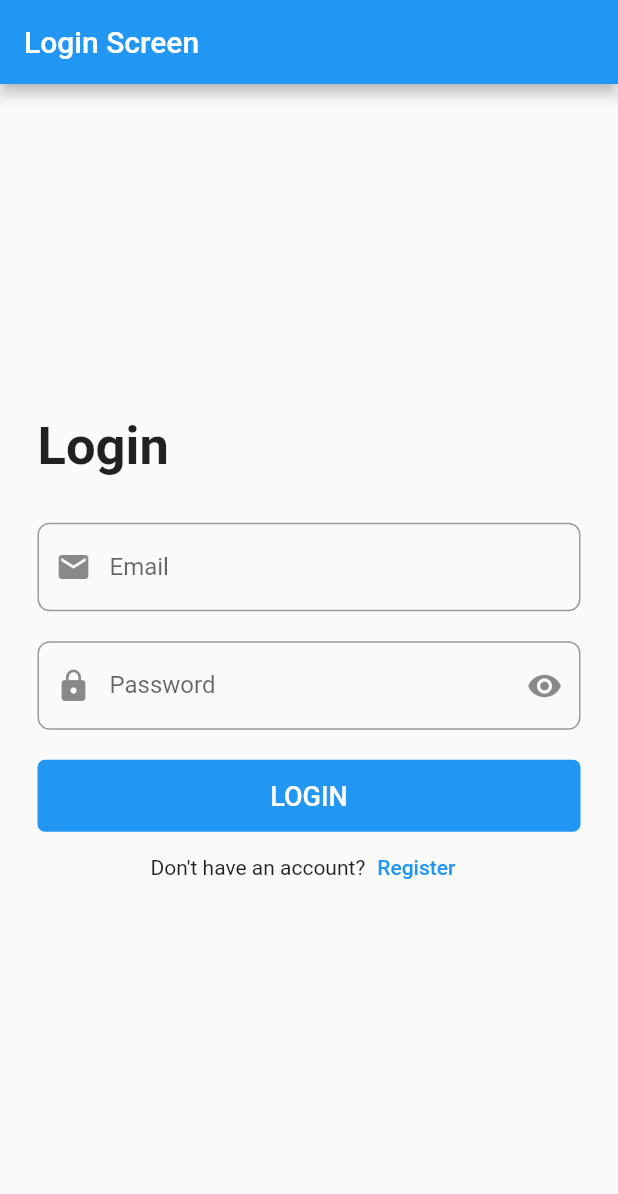
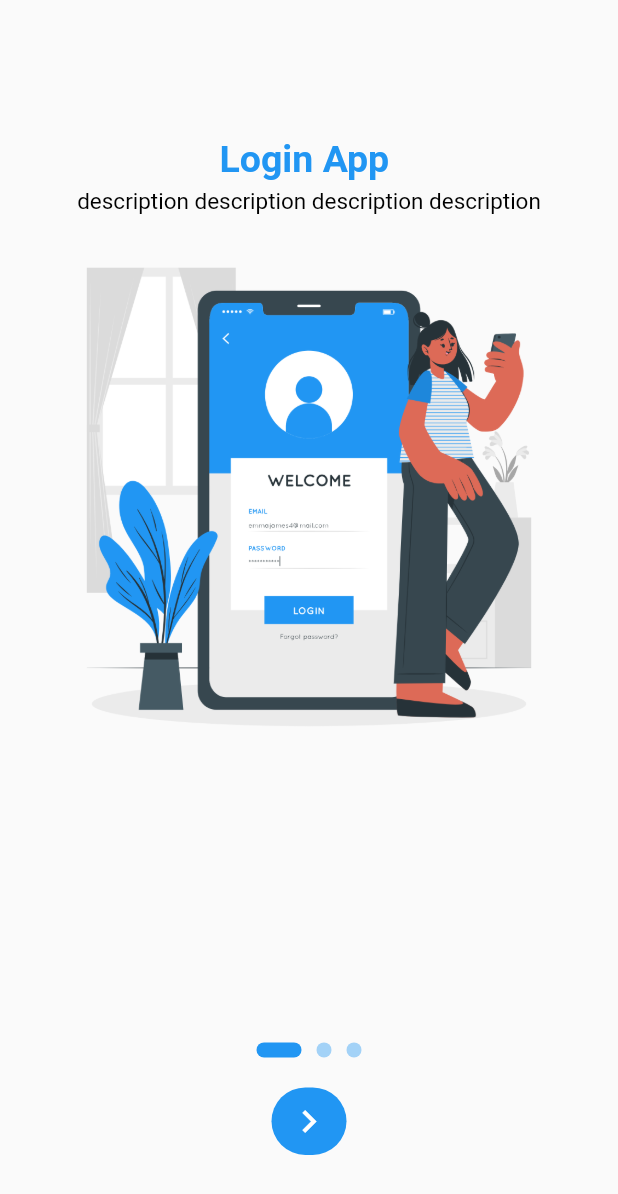
Before and after one commit to MohannedSohail/asyncprograming_Login, a Flutter app: the screen it shows after launch, on a phone screen of 412 x 824 dp. Shown: the top 1194 px of the screen. Run offline on Flutter 3.47's test engine with Material 2 defaults, Android fonts, the phone set to English and light mode, and no system bars; our stand-ins replace dots_indicator, flutter_svg, fluttertoast, font_awesome_flutter, shared_preferences; network calls fail.

Commit message:
PageView_update

```diff
--- a/lib/main.dart
+++ b/lib/main.dart
@@ -1,4 +1,5 @@
 import 'package:asyncprograming/sharedpreferanceswithlogin/login.dart';
+import 'package:asyncprograming/sharedpreferanceswithlogin/pageview.dart';
 import 'package:flutter/material.dart';
 
 import 'api/api1.dart';
@@ -9,7 +10,7 @@ import 'sharedpreferanceswithlogin/splash_screen.dart';
 
 void main() async{
 
-   runApp((MaterialApp(debugShowCheckedModeBanner: false,home:MySplashScreen())));
+   runApp(MyApp());
 
    var data= await fetchPosts();
      print(data['userId']);
@@ -28,19 +29,11 @@ class MyApp extends StatelessWidget {
   Widget build(BuildContext context) {
     return MaterialApp(
       title: 'Flutter Demo',
+      debugShowCheckedModeBanner: false,
       theme: ThemeData(
-        // This is the theme of your application.
-        //
-        // Try running your application with "flutter run". You'll see the
-        // application has a blue toolbar. Then, without quitting the app, try
-        // changing the primarySwatch below to Colors.green and then invoke
-        // "hot reload" (press "r" in the console where you ran "flutter run",
-        // or simply save your changes to "hot reload" in a Flutter IDE).
-        // Notice that the counter didn't reset back to zero; the application
-        // is not restarted.
-        primarySwatch: Colors.blue,
+          primarySwatch: Colors.blue,
       ),
-      home: MyHomePage(title: 'Flutter Demo Home Page'),
+      home: MySplashScreen(),
     );
   }
 }
--- /dev/null
+++ b/lib/sharedpreferanceswithlogin/drawindicator.dart
@@ -0,0 +1,29 @@
+import 'package:flutter/material.dart';
+
+class DrawIndicators extends StatelessWidget {
+  int repeatCount;
+  int currentInx;
+
+  DrawIndicators({required this.repeatCount, required this.currentInx});
+
+  @override
+  Widget build(BuildContext context) {
+    List<Widget> _temp = [];
+    for (int i = 0; i < repeatCount; i++) {
+      _temp.add(new AnimatedContainer(
+        width: currentInx == i ? 30 : 10,
+        height: 10,
+        decoration: BoxDecoration(
+            borderRadius: BorderRadius.circular(5),
+            color:
+                currentInx == i ? Colors.blue : Colors.blue.withOpacity(0.4)),
+        margin: EdgeInsets.symmetric(horizontal: 5),
+        duration: Duration(milliseconds: 300),
+      )); // and add our widget to the list
+    }
+    return new Row(
+      children: _temp,
+      mainAxisAlignment: MainAxisAlignment.center,
+    );
+  }
+}
--- a/lib/sharedpreferanceswithlogin/login.dart
+++ b/lib/sharedpreferanceswithlogin/login.dart
@@ -22,9 +22,7 @@ class Login extends StatelessWidget {
     log_email=_emailController.text;
     log_password=_passwordController.text;
 
-    return MaterialApp(
-      debugShowCheckedModeBanner: false,
-      home: Scaffold(
+    return Scaffold(
         appBar: AppBar(
           title: Text("Login Screen"),
         ),
@@ -125,8 +123,8 @@ class Login extends StatelessWidget {
             ),
           ),
         ),
-      ),
-    );
+      );
+
   }
 
   Future getData() async {
--- /dev/null
+++ b/lib/sharedpreferanceswithlogin/pageview.dart
@@ -0,0 +1,217 @@
+import 'package:asyncprograming/sharedpreferanceswithlogin/pageview_model.dart';
+import 'package:flutter/material.dart';
+import 'package:dots_indicator/dots_indicator.dart';
+import 'package:shared_preferences/shared_preferences.dart';
+
+import 'drawindicator.dart';
+import 'login.dart';
+import 'splash_screen.dart';
+
+class MyPageView extends StatefulWidget {
+  @override
+  _MyPageViewState createState() => _MyPageViewState();
+}
+
+class _MyPageViewState extends State<MyPageView> {
+  List<PageViewData> myData = [
+    PageViewData(
+        title: "Login App ",
+        description: "description description description description",
+        imageUrl: "assets/Login3.png"),
+    PageViewData(
+        title: "Login App ",
+        description: "description description description description",
+        imageUrl: "assets/Login4.png"),
+    PageViewData(
+        title: "Login App ",
+        description: "description description description description",
+        imageUrl: "assets/Login1.png"),
+    // PageViewData(title: "Login App ", description: "description description description description", imageUrl: "assets/Login4.png"),
+    // PageViewData(title: "Login App ", description: "description description description description", imageUrl: "assets/Login5.png"),
+  ];
+
+  int _currentInx = 0;
+  final PageController _controller = PageController();
+
+  @override
+  Widget build(BuildContext context) {
+    return Scaffold(
+      body: SafeArea(
+        child: Column(
+          children: [
+            Spacer(),
+            Expanded(
+              flex: 6,
+              child: PageView.builder(
+                controller: _controller,
+                itemCount: myData.length,
+                itemBuilder: (con, index) => LoginPageView(
+                    title: myData[index].title,
+                    description: myData[index].description,
+                    img: myData[index].imageUrl),
+                onPageChanged: (val) {
+                  setState(() {
+                    _currentInx = val;
+                  });
+                },
+              ),
+            ),
+            Expanded(
+                flex:2,
+                child: Builder(
+                  builder: (con) {
+                    return Column(
+                      mainAxisAlignment: MainAxisAlignment.center,
+                      children: [
+
+                          DrawIndicators(
+                              repeatCount: myData.length,
+                              currentInx: _currentInx),
+                          SizedBox(
+                            height:20,
+                          ),
+                          InkWell(
+                            onTap: () async{
+                              if (_currentInx < myData.length - 1) {
+                                _controller.nextPage(
+                                    duration: Duration(milliseconds: 800),
+                                    curve: Curves.easeInOutQuint);
+                              } else {
+                                SharedPreferences _data= await SharedPreferences.getInstance();
+                                  _data.setBool("isShow", true);
+
+                                Navigator.of(con).pushReplacement(
+                                    MaterialPageRoute(
+                                        builder: (_) => Login()));
+                              }
+                            },
+                            child: AnimatedContainer(
+                                alignment: Alignment.center,
+                                width: (_currentInx== myData.length-1)? 200 : 50,
+                                decoration: BoxDecoration(
+                                  color: Colors.blue,
+                                  borderRadius: BorderRadius.circular(30),
+                                ),
+                                duration: Duration(milliseconds: 300),
+                                height:45 ,
+                                child: (_currentInx == myData.length - 1)
+                                    ? Text(
+                                  "Get Started",
+                                  style: TextStyle(
+                                      backgroundColor: Colors.blue,
+                                      color: Colors.white),
+                                )
+                                    : Icon(
+                                  Icons.navigate_next,
+                                  color: Colors.white,
+                                  size: 30,
+                                )),
+                          ),
+
+                        // This Is dots_indicator Library
+                        // DotsIndicator(
+                        //   dotsCount: myData.length,
+                        //   position: _currentInx.toDouble(),
+                        //   decorator: DotsDecorator(
+                        //     size: const Size.square(9.0),
+                        //     activeSize: const Size(18.0, 9.0),
+                        //     activeShape: RoundedRectangleBorder(borderRadius: BorderRadius.circular(5.0)),
+                        //   ),
+                        // ),
+
+                        // Builder(builder: (con) {
+                        //   return Row(
+                        //     mainAxisAlignment: MainAxisAlignment.center,
+                        //     children: [
+                        //       DrawIndicators(
+                        //           repeatCount: myData.length,
+                        //           currentInx: _currentInx),
+                        //       SizedBox(
+                        //         width: 10,
+                        //       ),
+                        //       InkWell(
+                        //         onTap: () {
+                        //           if (_currentInx < myData.length - 1) {
+                        //             _controller.nextPage(
+                        //                 duration: Duration(milliseconds: 800),
+                        //                 curve: Curves.easeInOutQuint);
+                        //           } else {
+                        //             Navigator.of(con).pushReplacement(
+                        //                 MaterialPageRoute(
+                        //                     builder: (_) => MySplashScreen()));
+                        //           }
+                        //         },
+                        //         child: AnimatedContainer(
+                        //           alignment: Alignment.center,
+                        //             width: (_currentInx== myData.length-1)? 200 : 50,
+                        //             decoration: BoxDecoration(
+                        //               color: Colors.blue,
+                        //               borderRadius: BorderRadius.circular(30),
+                        //             ),
+                        //             duration: Duration(milliseconds: 300),
+                        //           height:40 ,
+                        //             child: (_currentInx == myData.length - 1)
+                        //                 ? Text(
+                        //                     "Get Started",
+                        //                     style: TextStyle(
+                        //                         backgroundColor: Colors.blue,
+                        //                         color: Colors.white),
+                        //                   )
+                        //                 : Icon(
+                        //                     Icons.navigate_next,
+                        //                     color: Colors.white,
+                        //                     size: 30,
+                        //                   )),
+                        //       ),
+                        //     ],
+                        //   );
+                        // }),
+                      ],
+                    );
+                  }
+                )),
+          ],
+        ),
+      ),
+    );
+  }
+}
+
+class LoginPageView extends StatelessWidget {
+  String title, description, img;
+
+  LoginPageView(
+      {required this.title, required this.description, required this.img});
+
+  @override
+  Widget build(BuildContext context) {
+    return Column(
+      children: [
+        Text(
+          title,
+          style: TextStyle(
+              color: Colors.blue, fontSize: 25, fontWeight: FontWeight.bold),
+        ),
+        SizedBox(
+          height: 5,
+        ),
+        Text(
+          description,
+          textAlign: TextAlign.center,
+          style: TextStyle(
+            color: Colors.black,
+            fontSize: 15,
+          ),
+        ),
+        SizedBox(
+          height: 5,
+        ),
+        Image.asset(
+          img,
+          height: 365,
+          width: 400,
+        ),
+      ],
+    );
+  }
+}
--- /dev/null
+++ b/lib/sharedpreferanceswithlogin/pageview_model.dart
@@ -0,0 +1,10 @@
+
+import 'package:flutter/material.dart';
+class PageViewData{
+
+  final String title;
+  final String description;
+  final String imageUrl;
+
+  PageViewData({ required this.title, required this.description, required this.imageUrl});
+}
--- a/lib/sharedpreferanceswithlogin/register.dart
+++ b/lib/sharedpreferanceswithlogin/register.dart
@@ -40,9 +40,7 @@ class _RegisterState extends State<Register> {
     var ftoast = FToast();
     ftoast.init(context);
 
-    return MaterialApp(
-      debugShowCheckedModeBanner: false,
-      home: Scaffold(
+    return Scaffold(
         appBar: AppBar(
           title: Text("Register Screen"),
         ),
@@ -259,7 +257,6 @@ class _RegisterState extends State<Register> {
             ),
           ),
         ),
-      ),
     );
   }
 
--- a/lib/sharedpreferanceswithlogin/resultscreen.dart
+++ b/lib/sharedpreferanceswithlogin/resultscreen.dart
@@ -58,9 +58,7 @@ class _Result_ScreenState extends State<Result_Screen> {
     print(" _genderval => ${_genderval}");
     print(" Gender => ${_genderval==1? _gender="Male": _genderval==2? _gender="Female":" "}");
 
-    return MaterialApp(
-    debugShowCheckedModeBanner: false,
-      home: Scaffold(
+    return Scaffold(
         appBar: AppBar(title: Text("Result Screen"),),
         body: Center(
           child: DefaultTextStyle(
@@ -129,7 +127,6 @@ class _Result_ScreenState extends State<Result_Screen> {
             ),
           ),
         ),
-      ),
     );
   }
 
--- a/lib/sharedpreferanceswithlogin/splash_screen.dart
+++ b/lib/sharedpreferanceswithlogin/splash_screen.dart
@@ -3,6 +3,7 @@ import 'package:flutter_svg/flutter_svg.dart';
 import 'package:shared_preferences/shared_preferences.dart';
 
 import 'login.dart';
+import 'pageview.dart';
 import 'resultscreen.dart';
 
 class MySplashScreen extends StatefulWidget {
@@ -15,6 +16,7 @@ class MySplashScreen extends StatefulWidget {
 class _MySplashScreenState extends State<MySplashScreen> {
   var _email;
   var _password;
+   bool ? isShow;
 
   @override
   void initState() {
@@ -30,10 +32,10 @@ class _MySplashScreenState extends State<MySplashScreen> {
     print(" MySplashScreen Email => ${_email}");
     print(" MySplashScreen Password => ${_password}");
     return FutureBuilder(
-        future: Future.delayed(Duration(seconds: 4), () => _email!=null && _password!=null ? Result_Screen():Login()),
+        future: Future.delayed(Duration(seconds: 2), () => ((_email!=null && _password!=null) ? Result_Screen():((isShow==false||isShow==null)?MyPageView():Login()))),
         builder: (con, snapshot) {
           if(snapshot.hasData){
-            return _email!=null && _password!=null ? Result_Screen():Login();
+            return ((_email!=null && _password!=null) ? Result_Screen():((isShow==false||isShow==null)?MyPageView():Login()));
           }else{
             return buildMaterialApp();
           }
@@ -43,6 +45,7 @@ class _MySplashScreenState extends State<MySplashScreen> {
     SharedPreferences _data= await SharedPreferences.getInstance();
     _email=_data.getString("email");
     _password=_data.getString("password");
+    isShow=_data.getBool("isShow")!;
   }
 
 }
--- a/pubspec.yaml
+++ b/pubspec.yaml
@@ -41,6 +41,8 @@ dev_dependencies:
   flutter_test:
     sdk: flutter
   flutter_svg: ^0.23.0+1
+  dots_indicator: ^2.0.0
+
 
 
 # For information on the generic Dart part of this file, see the
```
Also changed, not shown: assets/Login1.png (added), assets/Login2.png (added), assets/Login3.png (added), assets/Login4.png (added), assets/Login5.png (added), pubspec.lock.
